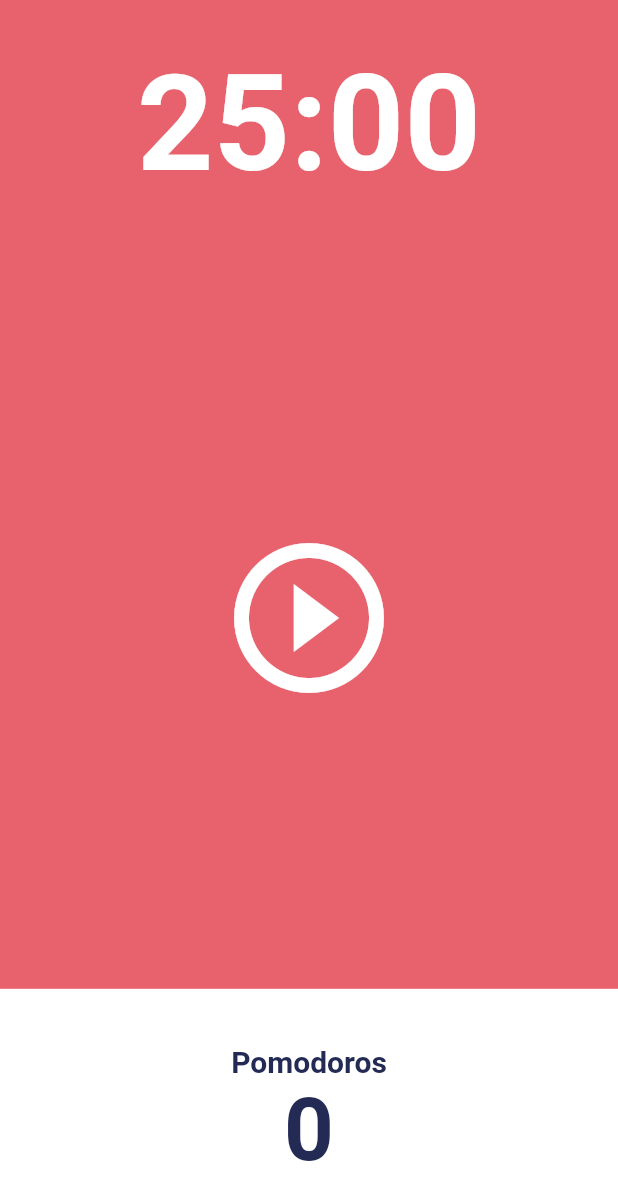
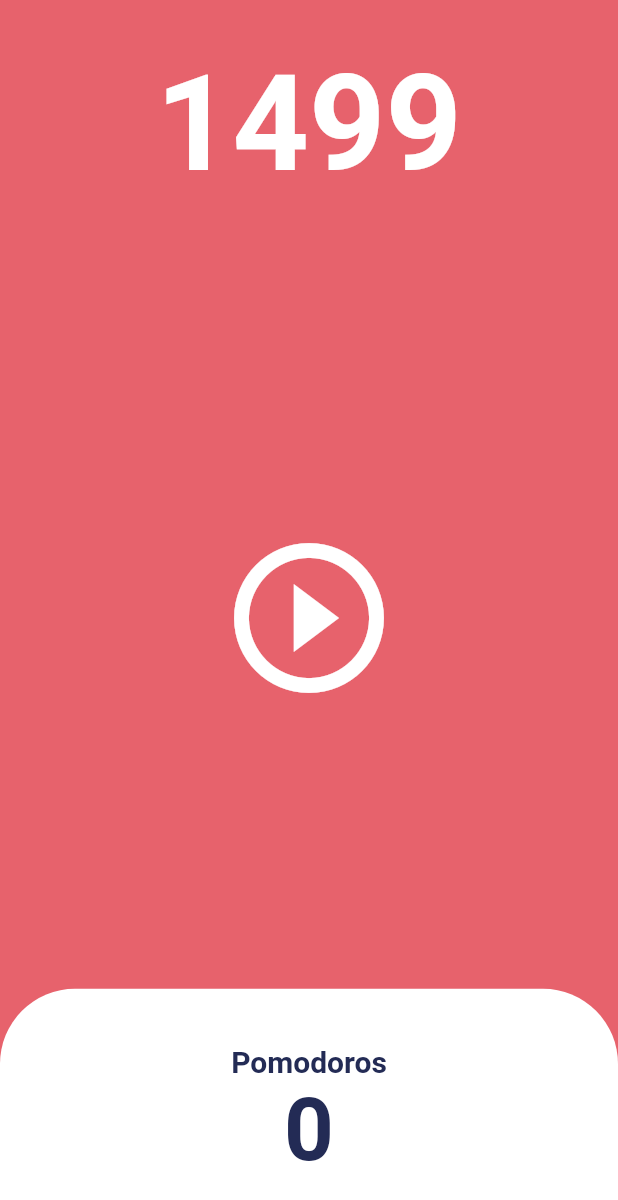
Before and after one commit to INnoVatioN-97/Pomodoro, a Flutter app: the screen it shows after launch, after a tap on the "play circle outline" icon, on a phone screen of 412 x 824 dp. Shown: the top 1200 px of the screen. Run offline on Flutter 3.47's test engine with Material 2 defaults, Android fonts, the phone set to English and light mode, and no system bars.

Commit message:
타이머 생성

```diff
--- a/lib/screens/home_screen.dart
+++ b/lib/screens/home_screen.dart
@@ -1,3 +1,5 @@
+import 'dart:async';
+
 import 'package:flutter/material.dart';
 
 class HomeScreen extends StatefulWidget {
@@ -8,6 +10,19 @@ class HomeScreen extends StatefulWidget {
 }
 
 class _HomeScreenState extends State<HomeScreen> {
+  int totalSeconds = 1500; // 60 * 25
+  late Timer timer;
+
+  void onTick(Timer timer) {
+    setState(() {
+      totalSeconds -= 1;
+    });
+  }
+
+  void onStartPressed() {
+    timer = Timer.periodic(const Duration(seconds: 1), onTick);
+  }
+
   @override
   Widget build(BuildContext context) {
     return Scaffold(
@@ -18,7 +33,7 @@ class _HomeScreenState extends State<HomeScreen> {
           child: Container(
             alignment: Alignment.center,
             child: Text(
-              '25:00',
+              '$totalSeconds',
               style: TextStyle(
                   color: Theme.of(context).cardColor,
                   fontSize: 89,
@@ -32,7 +47,7 @@ class _HomeScreenState extends State<HomeScreen> {
             child: IconButton(
               iconSize: 120,
               color: Theme.of(context).cardColor,
-              onPressed: () {},
+              onPressed: onStartPressed,
               icon: const Icon(Icons.play_circle_outline),
             ),
           ),
@@ -43,7 +58,11 @@ class _HomeScreenState extends State<HomeScreen> {
             children: [
               Expanded(
                 child: Container(
-                  decoration: BoxDecoration(color: Theme.of(context).cardColor),
+                  decoration: BoxDecoration(
+                      color: Theme.of(context).cardColor,
+                      borderRadius: const BorderRadius.only(
+                          topLeft: Radius.circular(50),
+                          topRight: Radius.circular(50))),
                   child: Column(
                       mainAxisAlignment: MainAxisAlignment.center,
                       children: [
```
